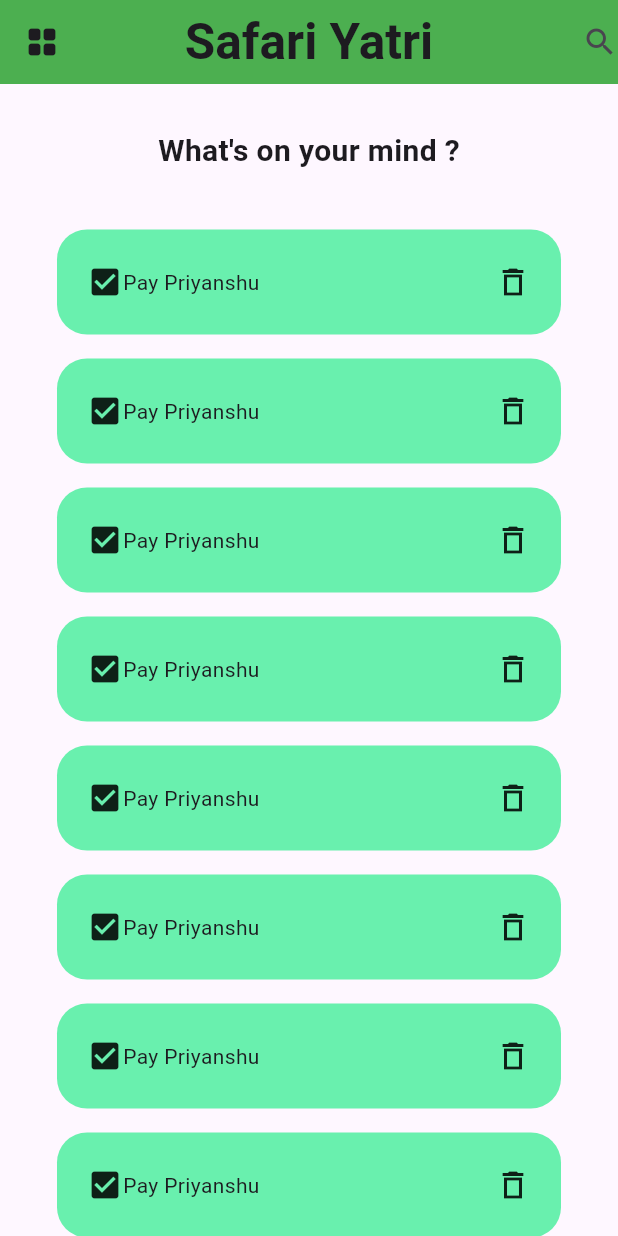
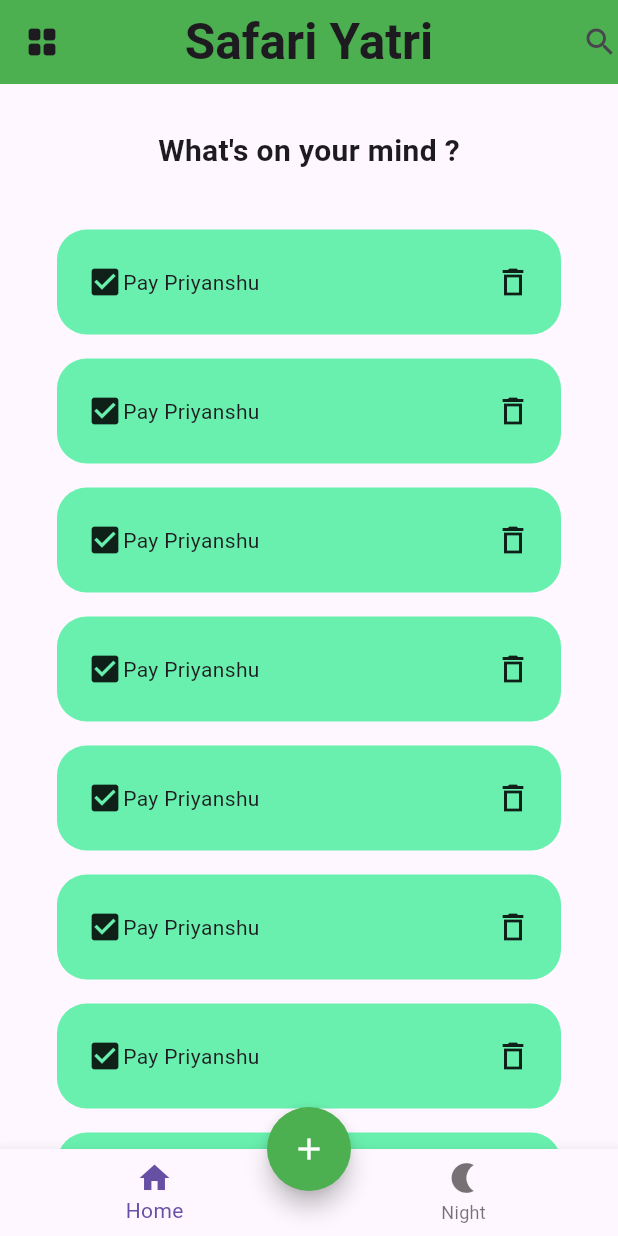
Before and after one commit to Priyanshudev001/Todo, a Flutter app: the screen it shows after launch, on a phone screen of 412 x 824 dp. Run offline on Flutter 3.47's test engine with Material 3 defaults, Android fonts, the phone set to English and light mode, and no system bars.

Commit message:
bottom navigationbar

```diff
--- a/lib/practiceui.dart
+++ b/lib/practiceui.dart
@@ -101,6 +101,20 @@ class Practice extends StatelessWidget {
           ],
         ),
       ),
+      bottomNavigationBar: BottomNavigationBar(
+        items: [
+          BottomNavigationBarItem(icon: Icon(Icons.home), label: "Home"),
+
+          BottomNavigationBarItem(icon: Icon(Icons.nightlight), label: "Night"),
+        ],
+      ),
+      floatingActionButton: FloatingActionButton(
+        shape: CircleBorder(),
+        backgroundColor: (Colors.green),
+        onPressed: () {},
+        child: Icon(Icons.add, color: Colors.white),
+      ),
+      floatingActionButtonLocation: FloatingActionButtonLocation.centerDocked,
     );
   }
 }
```
Also changed, not shown: lib/main.dart (line endings or trailing spaces).
